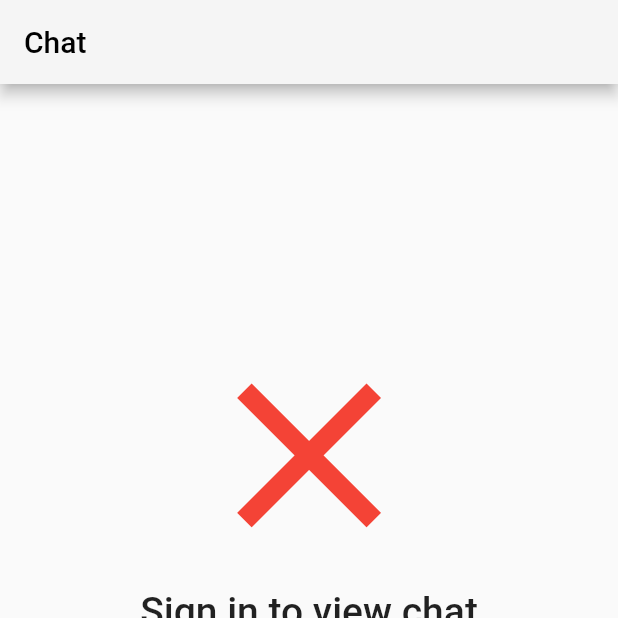
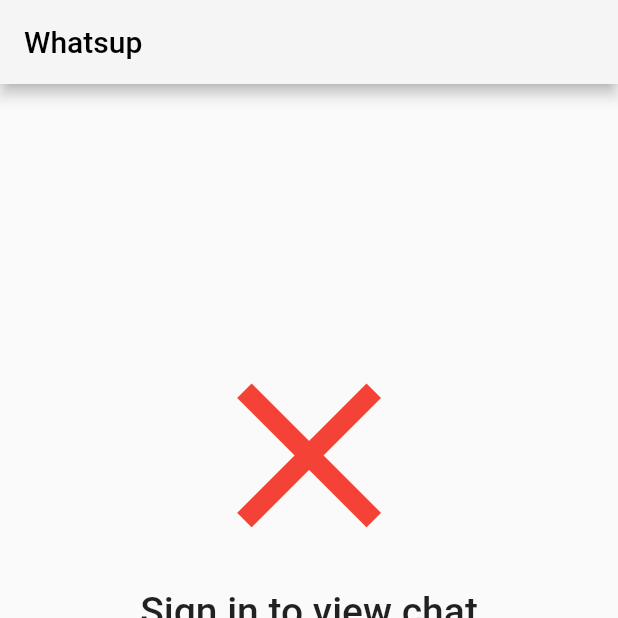
Before and after one commit to kylerwsm/whatsup, a Flutter app: the screen it shows after launch, on a phone screen of 412 x 824 dp, the top half of it. Run offline on Flutter 3.47's test engine with Material 2 defaults, Android fonts, the phone set to English and light mode, and no system bars; our stand-ins replace cloud_firestore, firebase_auth, google_sign_in; accounts and stored records are empty.

Commit message:
changed chat title to app title

```diff
--- a/lib/user_chat.dart
+++ b/lib/user_chat.dart
@@ -2,6 +2,7 @@ import 'package:cloud_firestore/cloud_firestore.dart';
 import 'package:flutter/cupertino.dart';
 import 'package:flutter/material.dart';
 import 'package:flutter_whatsapp/app_state.dart';
+import 'package:flutter_whatsapp/constants.dart';
 import 'package:intl/intl.dart';
 import 'package:provider/provider.dart';
 
@@ -12,7 +13,7 @@ class UserChat extends StatelessWidget {
       onTap: () => FocusScope.of(context).unfocus(),
       child: Scaffold(
         appBar: AppBar(
-          title: Text('Chat'),
+          title: Text(AppConstants.appName),
         ),
         body: Provider.of<AppState>(context).userEmail != null
             ? Column(
```
